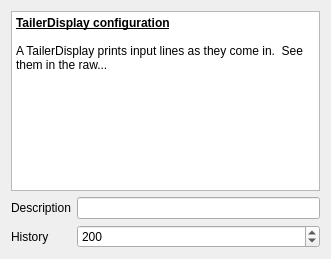
matthewg42/Gnostic, file src/TailerDisplayConfigWidget.ui: the form before one commit.
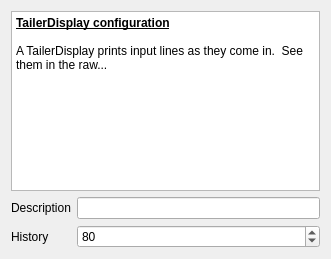
The form after the commit.

What changed in the file:
```diff
--- a/src/TailerDisplayConfigWidget.ui
+++ b/src/TailerDisplayConfigWidget.ui
@@ -49,16 +49,16 @@
      <item row="1" column="1">
       <widget class="QSpinBox" name="historySpin">
        <property name="minimum">
-        <number>100</number>
+        <number>10</number>
        </property>
        <property name="maximum">
-        <number>5000</number>
+        <number>120</number>
        </property>
        <property name="singleStep">
         <number>100</number>
        </property>
        <property name="value">
-        <number>200</number>
+        <number>80</number>
        </property>
       </widget>
      </item>
```
Left out of the diff: 8 changed lines with no effect on the pictures.
